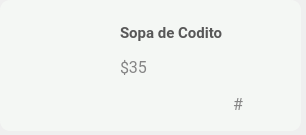
Qt form El-Patio/mesero/mesero_tarjeta_menu.ui (MrDanielG/IHC-ElPatio) before a commit.
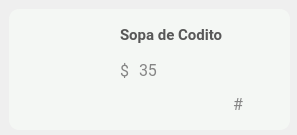
The same form after that commit. Icons and pictures are not drawn.

```diff
--- a/El-Patio/mesero/mesero_tarjeta_menu.ui
+++ b/El-Patio/mesero/mesero_tarjeta_menu.ui
@@ -6,14 +6,14 @@
    <rect>
     <x>0</x>
     <y>0</y>
-    <width>306</width>
+    <width>297</width>
     <height>135</height>
    </rect>
   </property>
   <property name="minimumSize">
    <size>
-    <width>306</width>
-    <height>135</height>
+    <width>290</width>
+    <height>130</height>
    </size>
   </property>
   <property name="windowTitle">
@@ -22,10 +22,10 @@
   <widget class="QLabel" name="label">
    <property name="geometry">
     <rect>
-     <x>0</x>
-     <y>0</y>
-     <width>301</width>
-     <height>131</height>
+     <x>9</x>
+     <y>9</y>
+     <width>281</width>
+     <height>121</height>
     </rect>
    </property>
    <property name="styleSheet">
@@ -77,6 +77,12 @@
      <layout class="QVBoxLayout" name="verticalLayout">
       <item>
        <widget class="QLabel" name="nombrePlatillo">
+        <property name="minimumSize">
+         <size>
+          <width>0</width>
+          <height>30</height>
+         </size>
+        </property>
         <property name="font">
          <font>
           <family>Roboto</family>
@@ -92,6 +98,28 @@
         <property name="text">
          <string>Sopa de Codito</string>
         </property>
+        <property name="wordWrap">
+         <bool>true</bool>
+        </property>
+       </widget>
+      </item>
+      <item>
+       <layout class="QHBoxLayout" name="horizontalLayout_3">
+        <item>
+         <widget class="QLabel" name="precioPlatillo_2">
+          <property name="font">
+           <font>
+            <family>Roboto</family>
+            <pointsize>12</pointsize>
+           </font>
+          </property>
+          <property name="styleSheet">
+           <string notr="true">color:#858585;
+</string>
+          </property>
+          <property name="text">
+           <string>$</string>
+          </property>
        </widget>
       </item>
       <item>
@@ -107,9 +135,24 @@
 </string>
         </property>
         <property name="text">
-         <string>$35</string>
-        </property>
-       </widget>
+           <string>35</string>
+          </property>
+         </widget>
+        </item>
+        <item>
+         <spacer name="horizontalSpacer_2">
+          <property name="orientation">
+           <enum>Qt::Horizontal</enum>
+          </property>
+          <property name="sizeHint" stdset="0">
+           <size>
+            <width>40</width>
+            <height>20</height>
+           </size>
+          </property>
+         </spacer>
+        </item>
+       </layout>
       </item>
       <item>
        <layout class="QHBoxLayout" name="horizontalLayout">
```
Lines whose indentation alone changed are shown as unchanged.
